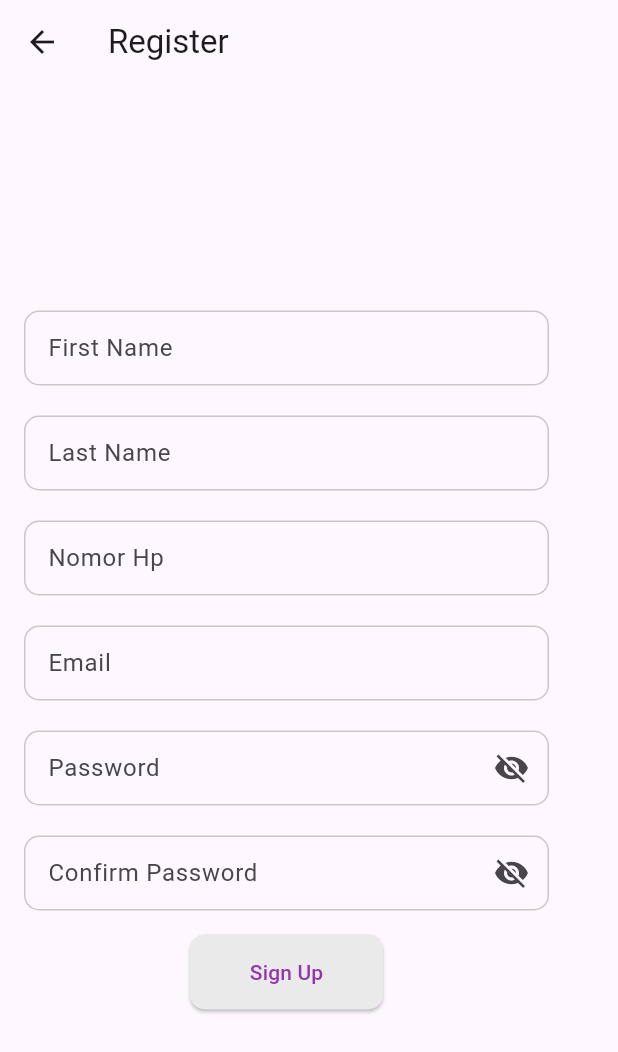
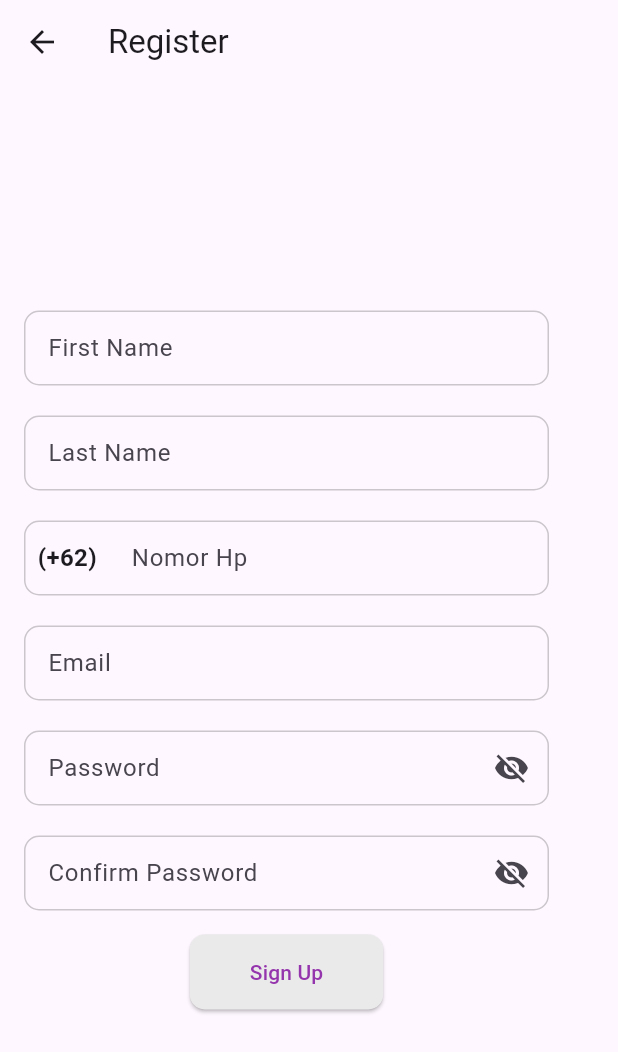
Before and after one commit to George535220173/UAS_E-MONEY, a Flutter app: the RegisterPage screen opened directly, on a phone screen of 412 x 824 dp. Shown: the top 1052 px of the screen. Run offline on Flutter 3.47's test engine with Material 3 defaults, Android fonts, the phone set to English and light mode, and no system bars; our stand-ins replace cloud_firestore, firebase_auth, firebase_core; accounts and stored records are empty; network calls fail.

Commit message:
benerin nomor hp di register.dart

```diff
--- a/lib/registerlogin/register.dart
+++ b/lib/registerlogin/register.dart
@@ -2,7 +2,6 @@
 import 'package:flutter/material.dart';
 import 'package:flutter/services.dart';
 import 'package:uas_emoney/createpin.dart';
-  import 'package:uas_emoney/registerlogin/login.dart';
 import 'package:firebase_auth/firebase_auth.dart';
 
 class RegisterPage extends StatefulWidget {
@@ -73,6 +72,7 @@ import 'package:flutter/services.dart';
             ),
             SizedBox(height: 20),
 
+// Box Phone
 Container(
   width: 350,
   decoration: BoxDecoration(
@@ -81,10 +81,36 @@ import 'package:flutter/services.dart';
     ),
     borderRadius: BorderRadius.circular(10.0),
   ),
+  child: Row(
+    children: [
+      Padding(
+        padding: const EdgeInsets.all(8.0),
+        child: Text(
+          '(+62)',
+          style: TextStyle(fontSize: 16.0, fontWeight: FontWeight.bold),
+        ),
+      ),
+      Expanded(
         child: TextField(
           controller: phoneController,
           keyboardType: TextInputType.number,
-                 inputFormatters: [FilteringTextInputFormatter.digitsOnly],
+          inputFormatters: [
+            FilteringTextInputFormatter.digitsOnly,
+            LengthLimitingTextInputFormatter(11), // Batasan panjang nomor hp
+          ],
+          onChanged: (value) {
+            if (value.startsWith('(+62)')) {
+              // Jika pengguna memasukkan manual "(08)", hapus agar tidak ada duplikasi
+              setState(() {
+                phoneController.text = value.substring(4);
+              });
+            } else {
+              setState(() {
+                // Update nomor hp dalam format yang diinginkan
+                phoneController.text = value;
+              });
+            }
+          },
           decoration: InputDecoration(
             labelText: 'Nomor Hp',
             border: InputBorder.none,
@@ -92,7 +118,11 @@ import 'package:flutter/services.dart';
           ),
         ),
       ),
+    ],
+  ),
+),
 SizedBox(height: 20),
+
 
             // Box Email
             Container(
@@ -214,7 +244,7 @@ import 'package:flutter/services.dart';
                       'firstName': firstNameController.text,
                       'lastName': lastNameController.text,
                       'phone': phoneController.text,
-                        'email' : emailController.text,
+                      'email': emailController.text,
                       'pin': '',
                       'balance': 0,
                     });
@@ -222,7 +252,9 @@ import 'package:flutter/services.dart';
                     Navigator.push(
                       context,
                       MaterialPageRoute(
-                          builder: (context) => CreatePINPage(userId: uid,),
+                        builder: (context) => CreatePINPage(
+                          userId: uid,
+                        ),
                       ),
                     );
                   } on FirebaseAuthException catch (e) {
```
Also changed, not shown: pubspec.lock, 1 other file. Lines whose indentation alone changed are shown as unchanged.
